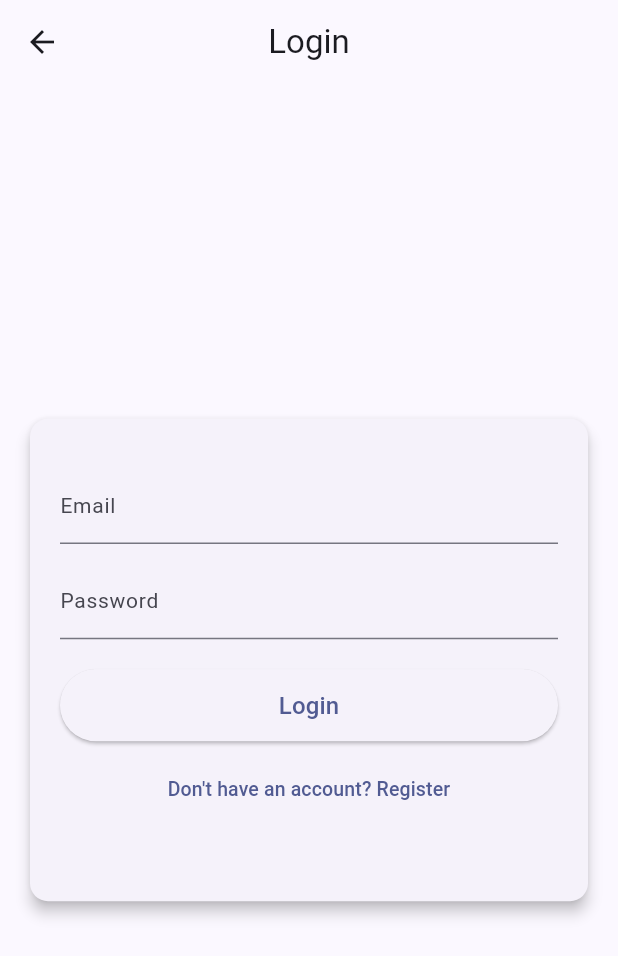
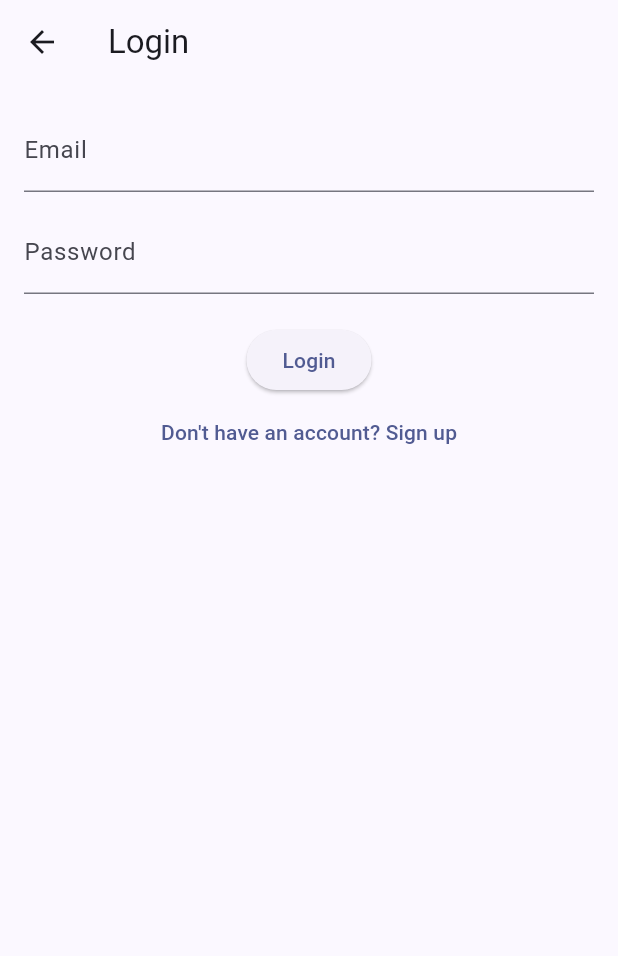
Before and after one commit to kalviumcommunity/S61-1225-ChronoByte-FlutterAndFireBase-Fixora, a Flutter app: the screen it shows after launch, after a tap on "Login / Register", on a phone screen of 412 x 824 dp. Shown: the top 956 px of the screen. Run offline on Flutter 3.47's test engine with Material 3 defaults, Android fonts, the phone set to English and light mode, and no system bars; our stand-ins replace firebase_auth, firebase_core; accounts and stored records are empty.

Commit message:
Integrated Firebase Auth and Firestore with working login and data flow

```diff
--- /dev/null
+++ b/fixora/lib/auth/auth_service.dart
@@ -0,0 +1,22 @@
+import 'package:firebase_auth/firebase_auth.dart';
+
+class AuthService {
+  AuthService._privateConstructor();
+  static final AuthService instance = AuthService._privateConstructor();
+
+  final FirebaseAuth _auth = FirebaseAuth.instance;
+
+  Stream<User?> authStateChanges() => _auth.authStateChanges();
+
+  User? get currentUser => _auth.currentUser;
+
+  Future<UserCredential> signUp({required String email, required String password}) {
+    return _auth.createUserWithEmailAndPassword(email: email, password: password);
+  }
+
+  Future<UserCredential> signIn({required String email, required String password}) {
+    return _auth.signInWithEmailAndPassword(email: email, password: password);
+  }
+
+  Future<void> signOut() => _auth.signOut();
+}
--- /dev/null
+++ b/fixora/lib/auth/login_page.dart
@@ -0,0 +1,75 @@
+import 'package:flutter/material.dart';
+import 'auth_service.dart';
+
+class LoginPage extends StatefulWidget {
+  const LoginPage({super.key});
+  @override
+  State<LoginPage> createState() => _LoginPageState();
+}
+
+class _LoginPageState extends State<LoginPage> {
+  final _formKey = GlobalKey<FormState>();
+  final _emailCtl = TextEditingController();
+  final _passCtl = TextEditingController();
+  bool _loading = false;
+
+  @override
+  void dispose() {
+    _emailCtl.dispose();
+    _passCtl.dispose();
+    super.dispose();
+  }
+
+  Future<void> _submit() async {
+    if (!_formKey.currentState!.validate()) return;
+    setState(() => _loading = true);
+    try {
+      await AuthService.instance.signIn(email: _emailCtl.text.trim(), password: _passCtl.text);
+      if (!mounted) return;
+      Navigator.pushReplacementNamed(context, '/dashboard');
+    } on Exception catch (e) {
+      if (!mounted) return;
+      ScaffoldMessenger.of(context).showSnackBar(SnackBar(content: Text(e.toString())));
+    } finally {
+      if (mounted) setState(() => _loading = false);
+    }
+  }
+
+  @override
+  Widget build(BuildContext context) {
+    return Scaffold(
+      appBar: AppBar(title: const Text('Login')),
+      body: Padding(
+        padding: const EdgeInsets.all(16),
+        child: Form(
+          key: _formKey,
+          child: Column(
+            children: [
+              TextFormField(
+                controller: _emailCtl,
+                decoration: const InputDecoration(labelText: 'Email'),
+                keyboardType: TextInputType.emailAddress,
+                validator: (v) => (v == null || v.isEmpty) ? 'Enter email' : null,
+              ),
+              const SizedBox(height: 12),
+              TextFormField(
+                controller: _passCtl,
+                decoration: const InputDecoration(labelText: 'Password'),
+                obscureText: true,
+                validator: (v) => (v == null || v.length < 6) ? '6+ chars' : null,
+              ),
+              const SizedBox(height: 20),
+              _loading
+                  ? const CircularProgressIndicator()
+                  : ElevatedButton(onPressed: _submit, child: const Text('Login')),
+              TextButton(
+                onPressed: () => Navigator.pushNamed(context, '/signup'),
+                child: const Text('Don\'t have an account? Sign up'),
+              ),
+            ],
+          ),
+        ),
+      ),
+    );
+  }
+}
--- a/fixora/lib/login_register_page.dart
+++ /dev/null
@@ -1,155 +0,0 @@
-import 'package:flutter/material.dart';
-
-class LoginRegisterPage extends StatefulWidget {
-  const LoginRegisterPage({Key? key}) : super(key: key);
-
-  @override
-  State<LoginRegisterPage> createState() => _LoginRegisterPageState();
-}
-
-class _LoginRegisterPageState extends State<LoginRegisterPage> {
-  bool isLogin = true;
-  final _formKey = GlobalKey<FormState>();
-  String email = '';
-  String password = '';
-  String username = '';
-
-  void toggleForm() {
-    setState(() {
-      isLogin = !isLogin;
-    });
-  }
-
-  @override
-  Widget build(BuildContext context) {
-    final screenWidth = MediaQuery.of(context).size.width;
-    final screenHeight = MediaQuery.of(context).size.height;
-    final isSmallScreen = screenWidth < 600;
-    final isMediumScreen = screenWidth >= 600 && screenWidth < 1200;
-
-    // Responsive padding
-    final horizontalPadding = isSmallScreen
-        ? 16.0
-        : (isMediumScreen ? 32.0 : 48.0);
-    final cardPadding = isSmallScreen ? 20.0 : (isMediumScreen ? 32.0 : 40.0);
-    final maxCardWidth = isSmallScreen
-        ? double.infinity
-        : (isMediumScreen ? 500.0 : 600.0);
-
-    return Scaffold(
-      appBar: AppBar(
-        title: Text(isLogin ? 'Login' : 'Register'),
-        centerTitle: true,
-      ),
-      body: Center(
-        child: SingleChildScrollView(
-          padding: EdgeInsets.symmetric(
-            horizontal: horizontalPadding,
-            vertical: screenHeight * 0.02,
-          ),
-          child: ConstrainedBox(
-            constraints: BoxConstraints(
-              maxWidth: maxCardWidth,
-              minHeight: screenHeight * 0.4,
-            ),
-            child: Card(
-              elevation: isSmallScreen ? 4 : 8,
-              shape: RoundedRectangleBorder(
-                borderRadius: BorderRadius.circular(isSmallScreen ? 12 : 16),
-              ),
-              child: Padding(
-                padding: EdgeInsets.all(cardPadding),
-                child: Form(
-                  key: _formKey,
-                  child: Column(
-                    mainAxisSize: MainAxisSize.min,
-                    children: [
-                      if (!isLogin)
-                        TextFormField(
-                          decoration: InputDecoration(
-                            labelText: 'Username',
-                            labelStyle: TextStyle(
-                              fontSize: isSmallScreen ? 14 : 16,
-                            ),
-                          ),
-                          style: TextStyle(fontSize: isSmallScreen ? 14 : 16),
-                          onChanged: (val) => username = val,
-                          validator: (val) => val == null || val.isEmpty
-                              ? 'Enter username'
-                              : null,
-                        ),
-                      SizedBox(height: isSmallScreen ? 12 : 16),
-                      TextFormField(
-                        decoration: InputDecoration(
-                          labelText: 'Email',
-                          labelStyle: TextStyle(
-                            fontSize: isSmallScreen ? 14 : 16,
-                          ),
-                        ),
-                        style: TextStyle(fontSize: isSmallScreen ? 14 : 16),
-                        keyboardType: TextInputType.emailAddress,
-                        onChanged: (val) => email = val,
-                        validator: (val) =>
-                            val == null || val.isEmpty ? 'Enter email' : null,
-                      ),
-                      SizedBox(height: isSmallScreen ? 12 : 16),
-                      TextFormField(
-                        decoration: InputDecoration(
-                          labelText: 'Password',
-                          labelStyle: TextStyle(
-                            fontSize: isSmallScreen ? 14 : 16,
-                          ),
-                        ),
-                        style: TextStyle(fontSize: isSmallScreen ? 14 : 16),
-                        obscureText: true,
-                        onChanged: (val) => password = val,
-                        validator: (val) => val == null || val.isEmpty
-                            ? 'Enter password'
-                            : null,
-                      ),
-                      SizedBox(height: isSmallScreen ? 20 : 24),
-                      SizedBox(
-                        width: double.infinity,
-                        height: isSmallScreen ? 48 : 56,
-                        child: ElevatedButton(
-                          onPressed: () {
-                            if (_formKey.currentState!.validate()) {
-                              // Navigate to dashboard
-                              Navigator.pushNamed(
-                                context,
-                                '/dashboard',
-                                arguments: {
-                                  'email': email,
-                                  'username': username,
-                                },
-                              );
-                            }
-                          },
-                          child: Text(
-                            isLogin ? 'Login' : 'Register',
-                            style: TextStyle(fontSize: isSmallScreen ? 16 : 18),
-                          ),
-                        ),
-                      ),
-                      SizedBox(height: isSmallScreen ? 8 : 12),
-                      TextButton(
-                        onPressed: toggleForm,
-                        child: Text(
-                          isLogin
-                              ? "Don't have an account? Register"
-                              : 'Already have an account? Login',
-                          style: TextStyle(fontSize: isSmallScreen ? 13 : 15),
-                          textAlign: TextAlign.center,
-                        ),
-                      ),
-                    ],
-                  ),
-                ),
-              ),
-            ),
-          ),
-        ),
-      ),
-    );
-  }
-}
--- a/fixora/lib/main.dart
+++ b/fixora/lib/main.dart
@@ -1,8 +1,12 @@
 import 'package:flutter/material.dart';
-import 'login_register_page.dart';
-import 'user_dashboard.dart';
+import 'auth/login_page.dart';
+import 'auth/signup_page.dart';
+import 'widgets/user_dashboard.dart';
+import 'package:firebase_core/firebase_core.dart';
 
 void main() {
+  WidgetsFlutterBinding.ensureInitialized();
+  Firebase.initializeApp();
   runApp(const MyApp());
 }
 
@@ -20,7 +24,8 @@ class MyApp extends StatelessWidget {
       initialRoute: '/',
       routes: {
         '/': (context) => const HomePage(),
-        '/login': (context) => const LoginRegisterPage(),
+        '/signup': (context) => const SignupPage(),
+        '/login': (context) => const LoginPage(),
         '/dashboard': (context) {
           final args =
               ModalRoute.of(context)?.settings.arguments
--- a/fixora/pubspec.yaml
+++ b/fixora/pubspec.yaml
@@ -34,6 +34,8 @@ dependencies:
   # The following adds the Cupertino Icons font to your application.
   # Use with the CupertinoIcons class for iOS style icons.
   cupertino_icons: ^1.0.8
+  firebase_core: ^4.2.1
+  firebase_auth: ^6.1.2
 
 dev_dependencies:
   flutter_test:
```
Also changed, not shown: fixora/lib/auth/signup_page.dart (added, +75 -0 lines), fixora/lib/widgets/user_dashboard.dart (renamed from fixora/lib/user_dashboard.dart), fixora/pubspec.lock, 6 other files.
